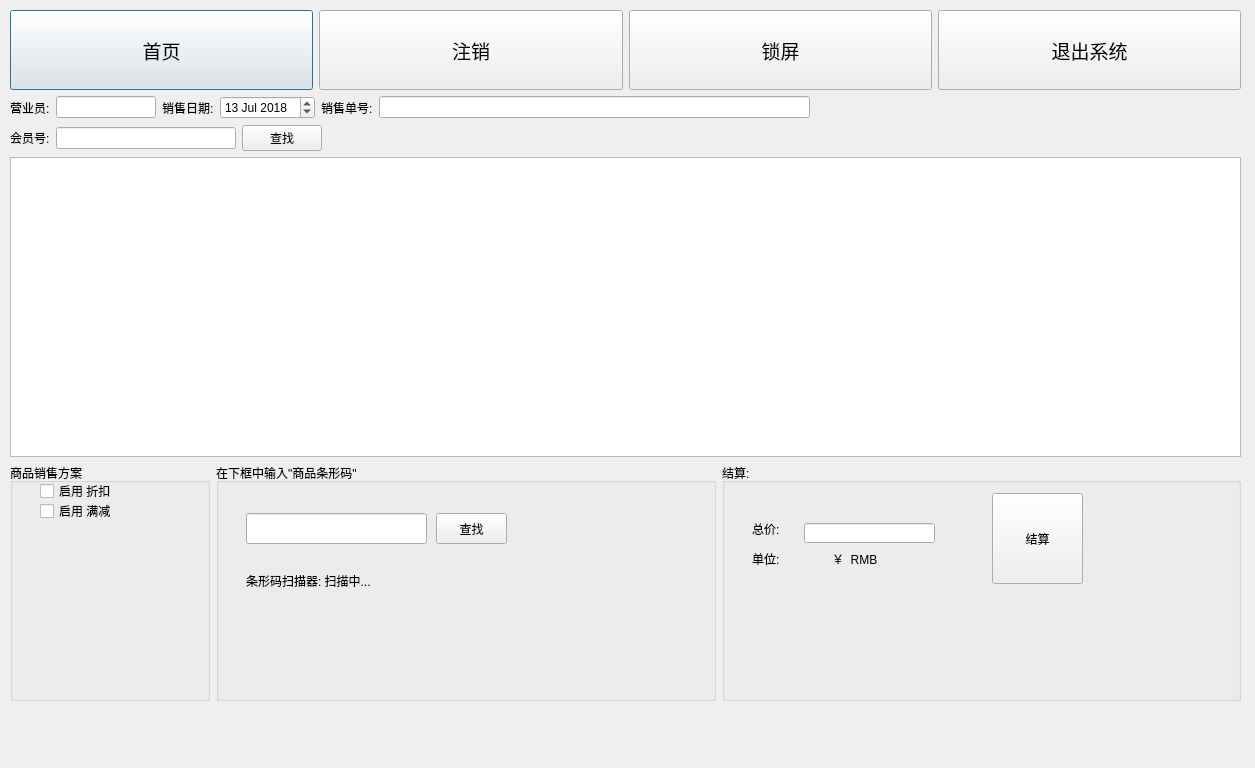
Old version of the form fianl_traning/CashierMS/cashierdialog.ui in the repository timo1160139211/myQtTraning.
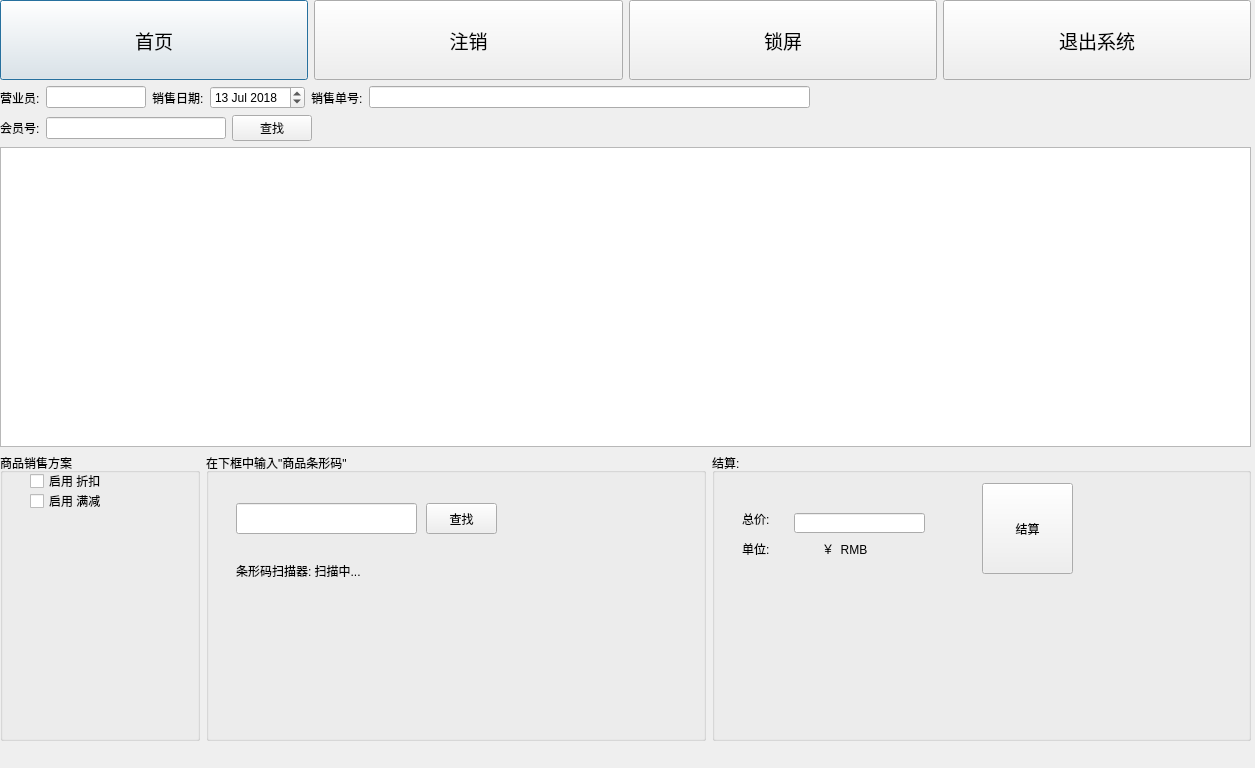
New version of the form.

The edit to the form file:
```diff
--- a/fianl_traning/CashierMS/cashierdialog.ui
+++ b/fianl_traning/CashierMS/cashierdialog.ui
@@ -16,10 +16,10 @@
   <widget class="QWidget" name="verticalLayoutWidget">
    <property name="geometry">
     <rect>
-     <x>10</x>
-     <y>10</y>
-     <width>1231</width>
-     <height>691</height>
+     <x>0</x>
+     <y>0</y>
+     <width>1251</width>
+     <height>741</height>
     </rect>
    </property>
    <layout class="QVBoxLayout" name="verticalLayout">
```
